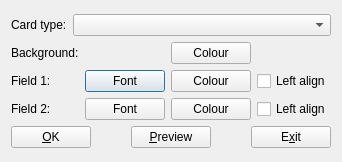
The window that mnemosyne/mnemosyne/pyqt_ui/card_appearance_dlg.ui (vasvlad/pomni) describes before a commit, drawn with Qt 5.
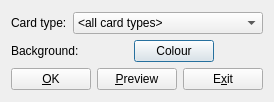
The same window after the commit.

Commit message: More work on card appearance dialog.

What changed in the file:
```diff
--- a/mnemosyne/mnemosyne/pyqt_ui/card_appearance_dlg.ui
+++ b/mnemosyne/mnemosyne/pyqt_ui/card_appearance_dlg.ui
@@ -5,8 +5,8 @@
    <rect>
     <x>0</x>
     <y>0</y>
-    <width>319</width>
-    <height>162</height>
+    <width>209</width>
+    <height>102</height>
    </rect>
   </property>
   <property name="windowTitle" >
@@ -32,68 +32,17 @@
            <verstretch>0</verstretch>
           </sizepolicy>
          </property>
+         <item>
+          <property name="text" >
+           <string>&lt;all card types></string>
+          </property>
+         </item>
         </widget>
        </item>
       </layout>
      </item>
      <item>
       <layout class="QGridLayout" name="gridLayout" >
-       <item row="1" column="0" >
-        <widget class="QLabel" name="label" >
-         <property name="text" >
-          <string>Field 1:</string>
-         </property>
-        </widget>
-       </item>
-       <item row="1" column="1" >
-        <widget class="QPushButton" name="font_1" >
-         <property name="text" >
-          <string>Font</string>
-         </property>
-        </widget>
-       </item>
-       <item row="1" column="2" >
-        <widget class="QPushButton" name="pushButton_2" >
-         <property name="text" >
-          <string>Colour</string>
-         </property>
-        </widget>
-       </item>
-       <item row="1" column="3" >
-        <widget class="QCheckBox" name="left_align_1" >
-         <property name="text" >
-          <string>Left align</string>
-         </property>
-        </widget>
-       </item>
-       <item row="2" column="0" >
-        <widget class="QLabel" name="field_label_2" >
-         <property name="text" >
-          <string>Field 2:</string>
-         </property>
-        </widget>
-       </item>
-       <item row="2" column="1" >
-        <widget class="QPushButton" name="pushButton_5" >
-         <property name="text" >
-          <string>Font</string>
-         </property>
-        </widget>
-       </item>
-       <item row="2" column="2" >
-        <widget class="QPushButton" name="pushButton_4" >
-         <property name="text" >
-          <string>Colour</string>
-         </property>
-        </widget>
-       </item>
-       <item row="2" column="3" >
-        <widget class="QCheckBox" name="checkBox_2" >
-         <property name="text" >
-          <string>Left align</string>
-         </property>
-        </widget>
-       </item>
        <item row="0" column="2" >
         <widget class="QPushButton" name="background_button" >
          <property name="text" >
@@ -108,6 +57,32 @@
          </property>
         </widget>
        </item>
+       <item row="0" column="1" >
+        <spacer name="horizontalSpacer_2" >
+         <property name="orientation" >
+          <enum>Qt::Horizontal</enum>
+         </property>
+         <property name="sizeHint" stdset="0" >
+          <size>
+           <width>40</width>
+           <height>20</height>
+          </size>
+         </property>
+        </spacer>
+       </item>
+       <item row="0" column="3" >
+        <spacer name="horizontalSpacer_3" >
+         <property name="orientation" >
+          <enum>Qt::Horizontal</enum>
+         </property>
+         <property name="sizeHint" stdset="0" >
+          <size>
+           <width>40</width>
+           <height>20</height>
+          </size>
+         </property>
+        </spacer>
+       </item>
       </layout>
      </item>
      <item>
```
Left out of the diff: 26 changed lines with no effect on the pictures. The commit also changes 8 other files.
